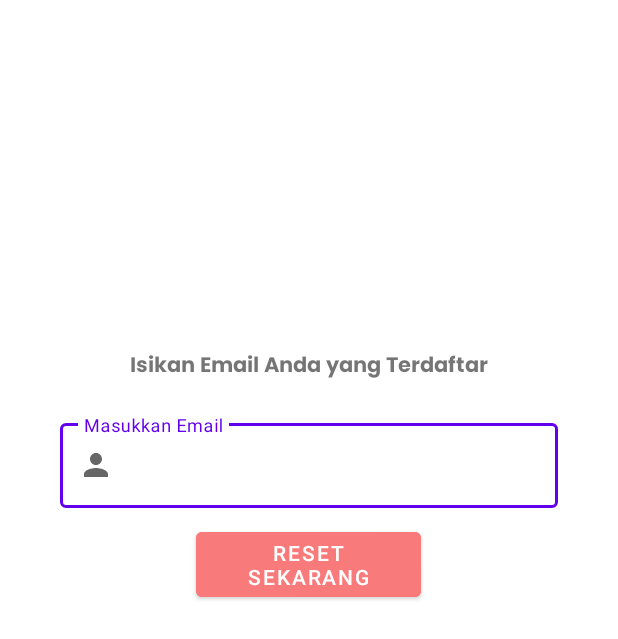
After one commit to Blackpaper13/TA_PROJECT_FINAL, an Android app: the ResetPasswordActivity screen opened directly, with no data from a screen before it, on a phone screen of 412 x 824 dp. The commit adds this screen. Shown: the top 639 px of the screen. Run offline under Robolectric (Android 15) with nearby library versions, the phone set to English and light mode, and no system bars; our stand-ins replace Firebase (no records; nobody signed in at launch, a user with empty details on screens opened directly).

Commit message:
CRUD revisi 3 selesai dengan penambahan Reset Password

```diff
--- a/app/src/main/AndroidManifest.xml
+++ b/app/src/main/AndroidManifest.xml
@@ -20,7 +20,7 @@
         android:usesCleartextTraffic="true"
         tools:targetApi="31">
         <activity
-            android:name=".ResetPasswordActivity"
+            android:name=".view.activity.ResetPasswordActivity"
             android:exported="false">
             <meta-data
                 android:name="android.app.lib_name"
--- /dev/null
+++ b/app/src/main/java/com/example/final_project_ta/view/activity/ResetPasswordActivity.kt
@@ -0,0 +1,57 @@
+package com.example.final_project_ta.view.activity
+
+import android.content.Intent
+import androidx.appcompat.app.AppCompatActivity
+import android.os.Bundle
+import android.util.Patterns
+import android.widget.Toast
+import androidx.core.view.isEmpty
+import com.example.final_project_ta.R
+import com.example.final_project_ta.databinding.ActivityResetPasswordBinding
+import com.google.firebase.auth.FirebaseAuth
+import com.google.firebase.database.DatabaseReference
+import kotlinx.android.synthetic.main.activity_register.*
+
+class ResetPasswordActivity : AppCompatActivity() {
+
+    private lateinit var binding : ActivityResetPasswordBinding
+    private lateinit var auth : FirebaseAuth
+
+    override fun onCreate(savedInstanceState: Bundle?) {
+        super.onCreate(savedInstanceState)
+        binding = ActivityResetPasswordBinding.inflate(layoutInflater)
+        setContentView(binding.root)
+
+        auth = FirebaseAuth.getInstance()
+
+        binding.btnResetPassword.setOnClickListener{
+            val email_send_resetPassword = binding.resetPassword.editableText.toString().trim()
+            if (email_send_resetPassword.isEmpty()) {
+                binding.resetPassword.error = "Email harus diisi dengan benar"
+                binding.resetPassword.requestFocus()
+            }else if (!Patterns.EMAIL_ADDRESS.matcher(email_send_resetPassword).matches()){
+                binding.resetPassword.error = "Email harus valid dan terdaftar"
+                binding.resetPassword.requestFocus()
+            }
+            else {
+                auth.sendPasswordResetEmail(email_send_resetPassword).addOnCompleteListener { task ->
+                    if (task.isSuccessful) {
+                        showToast("berhasil Kirim link reset Password, silakan cek email anda")
+                        Intent(this@ResetPasswordActivity, LoginActivity::class.java).also { it ->
+                            it.flags = Intent.FLAG_ACTIVITY_NEW_TASK or Intent.FLAG_ACTIVITY_CLEAR_TASK
+                            startActivity(it)
+                        }
+                    }else {
+                        showToast("${task.exception?.message}")
+                    }
+                }
+            }
+        }
+
+
+    }
+
+    private fun showToast(s: String) {
+        Toast.makeText(this, s, Toast.LENGTH_SHORT).show()
+    }
+}
--- a/app/src/main/res/layout/activity_register.xml
+++ b/app/src/main/res/layout/activity_register.xml
@@ -171,6 +171,7 @@
             android:id="@+id/password_register_layout"
             android:layout_gravity="center"
             android:layout_width="300dp"
+            app:endIconMode="password_toggle"
             android:layout_height="wrap_content"
             android:hint="Password">
 
--- /dev/null
+++ b/app/src/main/res/layout/activity_reset_password.xml
@@ -0,0 +1,54 @@
+<?xml version="1.0" encoding="utf-8"?>
+<LinearLayout
+    xmlns:android="http://schemas.android.com/apk/res/android"
+    xmlns:app="http://schemas.android.com/apk/res-auto"
+    xmlns:tools="http://schemas.android.com/tools"
+    android:layout_width="match_parent"
+    android:layout_height="match_parent"
+    android:orientation="vertical"
+    tools:context=".view.activity.ResetPasswordActivity">
+
+
+    <LinearLayout
+        android:layout_width="match_parent"
+        android:layout_height="596dp"
+        android:gravity="center_vertical"
+        android:orientation="vertical">
+
+        <TextView
+            android:layout_width="match_parent"
+            android:layout_height="wrap_content"
+            android:layout_marginTop="40dp"
+            android:layout_marginBottom="20dp"
+            android:fontFamily="@font/poppins_bold"
+            android:gravity="center_horizontal"
+            android:text="Isikan Email Anda yang Terdaftar"
+            android:textStyle="normal" />
+
+        <com.google.android.material.textfield.TextInputLayout
+            android:id="@+id/textField_username"
+            style="@style/Widget.MaterialComponents.TextInputLayout.OutlinedBox"
+            android:layout_width="match_parent"
+            android:layout_height="wrap_content"
+            android:layout_marginLeft="40dp"
+            android:layout_marginRight="40dp"
+            android:layout_marginBottom="10dp"
+            android:gravity="center_horizontal"
+            android:hint="Masukkan Email"
+            app:startIconDrawable="@drawable/ic_baseline_person">
+
+            <com.google.android.material.textfield.TextInputEditText
+                android:id="@+id/resetPassword"
+                android:layout_width="match_parent"
+                android:layout_height="wrap_content" />
+        </com.google.android.material.textfield.TextInputLayout>
+
+        <Button
+            android:id="@+id/btn_reset_password"
+            android:layout_width="150dp"
+            android:layout_height="wrap_content"
+            android:layout_gravity="center"
+            android:backgroundTint="@color/button_color"
+            android:text="Reset Sekarang" />
+    </LinearLayout>
+</LinearLayout>
--- a/app/src/main/res/values-night/themes.xml
+++ b/app/src/main/res/values-night/themes.xml
@@ -1,6 +1,6 @@
 <resources xmlns:tools="http://schemas.android.com/tools">
     <!-- Base application theme. -->
-    <style name="Theme.Final_project_TA" parent="Theme.MaterialComponents.DayNight.DarkActionBar">
+    <style name="Theme.Final_project_TA" parent="Theme.MaterialComponents.DayNight.NoActionBar">
         <!-- Primary brand color. -->
         <item name="colorPrimary">@color/purple_200</item>
         <item name="colorPrimaryVariant">@color/purple_700</item>
--- a/app/src/main/res/values/strings.xml
+++ b/app/src/main/res/values/strings.xml
@@ -4,7 +4,7 @@
     <string name="hello_blank_fragment">Hello blank fragment</string>
     <string name="alert">Diawal dengan Huruf,
                         memiliki 1 huruf Besar,
-                        1 huruf Special ,
+                        1 Karakter Special ,
                         tidak boleh kosong dan spasi,
-                        lebih dari 6 buah huruf</string>
+                        lebih dari 8 buah huruf</string>
 </resources>
```
Also changed, not shown: app/src/main/java/com/example/final_project_ta/view/activity/LoginActivity.kt (+20 -0 lines), app/src/main/java/com/example/final_project_ta/view/activity/RegisterActivity.kt (+43 -9 lines), app/src/main/res/layout/activity_login.xml (+12 -2 lines).
